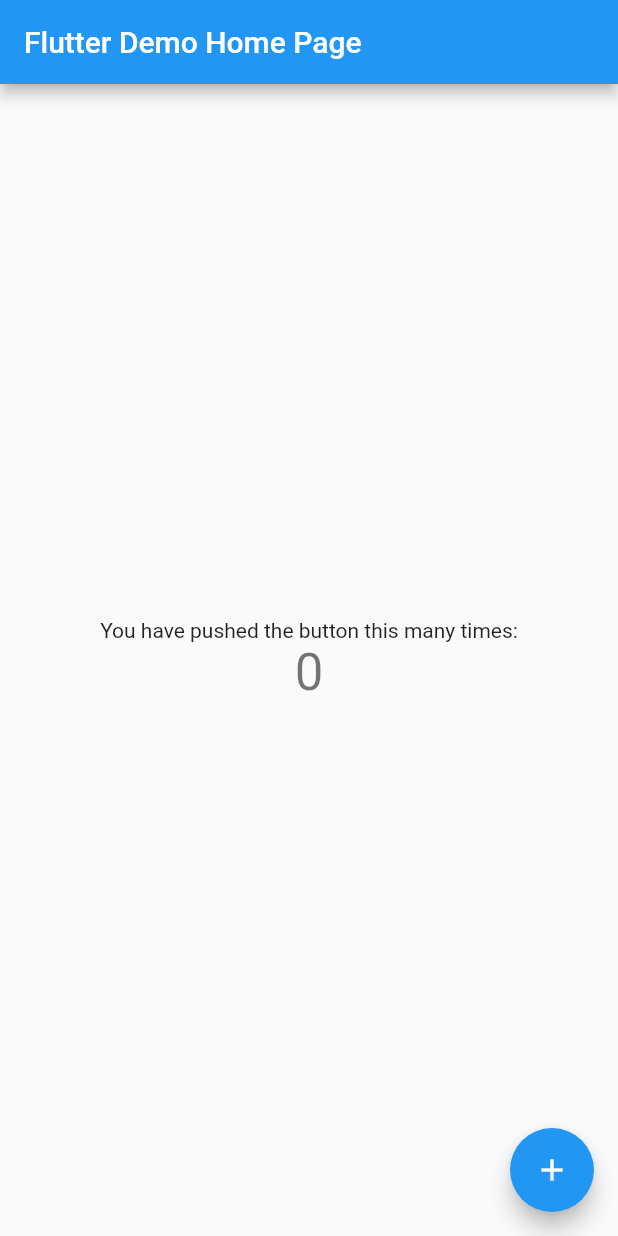
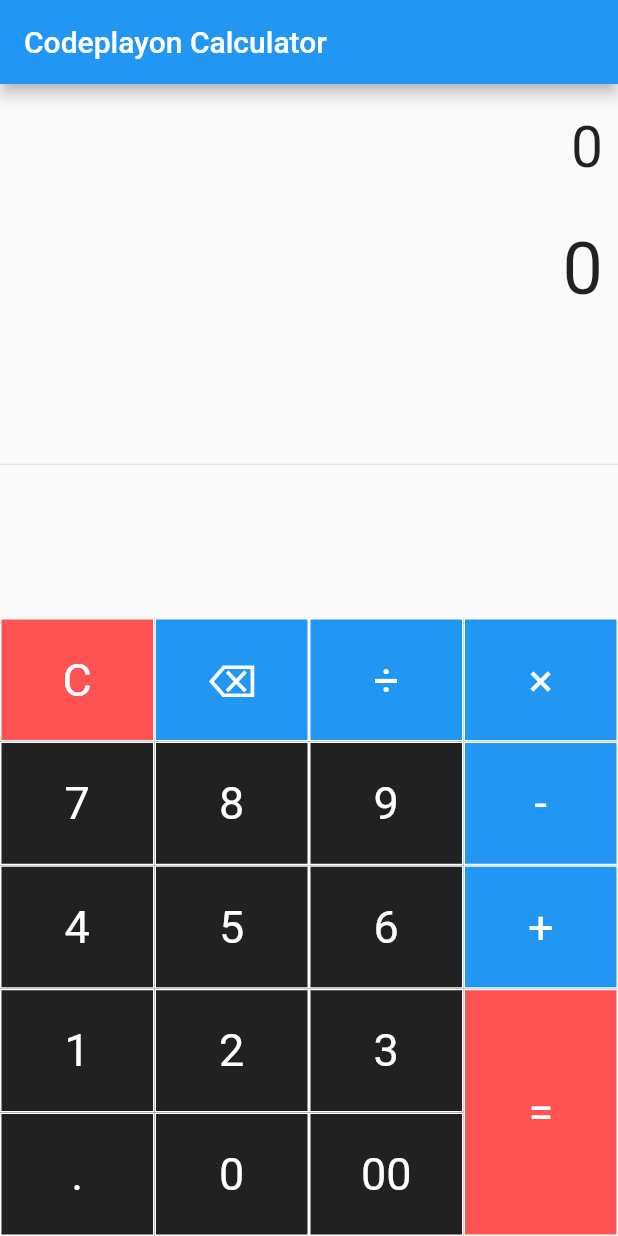
Before and after one commit to codeplayon/flutter_calculator_app, a Flutter app: the screen it shows after launch, on a phone screen of 412 x 824 dp. Run offline on Flutter 3.47's test engine with Material 2 defaults, Android fonts, the phone set to English and light mode, and no system bars; our stand-ins replace math_expressions.

Commit message:
calculator App

```diff
--- a/lib/main.dart
+++ b/lib/main.dart
@@ -1,113 +1,226 @@
 import 'package:flutter/material.dart';
+import 'package:math_expressions/math_expressions.dart';
 
-void main() {
-  runApp(MyApp());
+void main(){
+  runApp(Calculator());
 }
 
-class MyApp extends StatelessWidget {
-  // This widget is the root of your application.
+class Calculator extends StatelessWidget {
   @override
   Widget build(BuildContext context) {
     return MaterialApp(
-      title: 'Flutter Demo',
-      theme: ThemeData(
-        // This is the theme of your application.
-        //
-        // Try running your application with "flutter run". You'll see the
-        // application has a blue toolbar. Then, without quitting the app, try
-        // changing the primarySwatch below to Colors.green and then invoke
-        // "hot reload" (press "r" in the console where you ran "flutter run",
-        // or simply save your changes to "hot reload" in a Flutter IDE).
-        // Notice that the counter didn't reset back to zero; the application
-        // is not restarted.
-        primarySwatch: Colors.blue,
-      ),
-      home: MyHomePage(title: 'Flutter Demo Home Page'),
+      debugShowCheckedModeBanner: false,
+      title: 'Calculator',
+      theme: ThemeData(primarySwatch: Colors.blue),
+      home: SimpleCalculator(),
     );
   }
 }
 
-class MyHomePage extends StatefulWidget {
-  MyHomePage({Key key, this.title}) : super(key: key);
-
-  // This widget is the home page of your application. It is stateful, meaning
-  // that it has a State object (defined below) that contains fields that affect
-  // how it looks.
-
-  // This class is the configuration for the state. It holds the values (in this
-  // case the title) provided by the parent (in this case the App widget) and
-  // used by the build method of the State. Fields in a Widget subclass are
-  // always marked "final".
-
-  final String title;
-
+class SimpleCalculator extends StatefulWidget {
   @override
-  _MyHomePageState createState() => _MyHomePageState();
+  _SimpleCalculatorState createState() => _SimpleCalculatorState();
 }
 
-class _MyHomePageState extends State<MyHomePage> {
-  int _counter = 0;
+class _SimpleCalculatorState extends State<SimpleCalculator> {
 
-  void _incrementCounter() {
+  String equation = "0";
+  String result = "0";
+  String expression = "";
+  double equationFontSize = 38.0;
+  double resultFontSize = 48.0;
+
+  buttonPressed(String buttonText){
     setState(() {
-      // This call to setState tells the Flutter framework that something has
-      // changed in this State, which causes it to rerun the build method below
-      // so that the display can reflect the updated values. If we changed
-      // _counter without calling setState(), then the build method would not be
-      // called again, and so nothing would appear to happen.
-      _counter++;
+      if(buttonText == "C"){
+        equation = "0";
+        result = "0";
+        equationFontSize = 38.0;
+        resultFontSize = 48.0;
+      }
+
+      else if(buttonText == "⌫"){
+        equationFontSize = 48.0;
+        resultFontSize = 38.0;
+        equation = equation.substring(0, equation.length - 1);
+        if(equation == ""){
+          equation = "0";
+        }
+      }
+
+      else if(buttonText == "="){
+        equationFontSize = 38.0;
+        resultFontSize = 48.0;
+
+        expression = equation;
+        expression = expression.replaceAll('×', '*');
+        expression = expression.replaceAll('÷', '/');
+
+        try{
+          Parser p = Parser();
+          Expression exp = p.parse(expression);
+
+          ContextModel cm = ContextModel();
+          result = '${exp.evaluate(EvaluationType.REAL, cm)}';
+        }catch(e){
+          result = "Error";
+        }
+
+      }
+
+      else{
+        equationFontSize = 48.0;
+        resultFontSize = 38.0;
+        if(equation == "0"){
+          equation = buttonText;
+        }else {
+          equation = equation + buttonText;
+        }
+      }
     });
   }
 
+  Widget buildButton(String buttonText, double buttonHeight, Color buttonColor){
+    return Container(
+      height: MediaQuery.of(context).size.height * 0.1 * buttonHeight,
+      color: buttonColor,
+      child: FlatButton(
+          shape: RoundedRectangleBorder(
+              borderRadius: BorderRadius.circular(0.0),
+              side: BorderSide(
+                  color: Colors.white,
+                  width: 1,
+                  style: BorderStyle.solid
+              )
+          ),
+          padding: EdgeInsets.all(16.0),
+          onPressed: () => buttonPressed(buttonText),
+          child: Text(
+            buttonText,
+            style: TextStyle(
+                fontSize: 30.0,
+                fontWeight: FontWeight.normal,
+                color: Colors.white
+            ),
+          )
+      ),
+    );
+  }
+
+
   @override
   Widget build(BuildContext context) {
-    // This method is rerun every time setState is called, for instance as done
-    // by the _incrementCounter method above.
-    //
-    // The Flutter framework has been optimized to make rerunning build methods
-    // fast, so that you can just rebuild anything that needs updating rather
-    // than having to individually change instances of widgets.
     return Scaffold(
-      appBar: AppBar(
-        // Here we take the value from the MyHomePage object that was created by
-        // the App.build method, and use it to set our appbar title.
-        title: Text(widget.title),
+      appBar: AppBar(title: Text('Codeplayon Calculator')),
+      body: Column(
+        children: <Widget>[
+
+
+          Container(
+            alignment: Alignment.centerRight,
+            padding: EdgeInsets.fromLTRB(10, 20, 10, 0),
+            child: Text(equation, style: TextStyle(fontSize: equationFontSize),),
           ),
-      body: Center(
-        // Center is a layout widget. It takes a single child and positions it
-        // in the middle of the parent.
-        child: Column(
-          // Column is also a layout widget. It takes a list of children and
-          // arranges them vertically. By default, it sizes itself to fit its
-          // children horizontally, and tries to be as tall as its parent.
-          //
-          // Invoke "debug painting" (press "p" in the console, choose the
-          // "Toggle Debug Paint" action from the Flutter Inspector in Android
-          // Studio, or the "Toggle Debug Paint" command in Visual Studio Code)
-          // to see the wireframe for each widget.
-          //
-          // Column has various properties to control how it sizes itself and
-          // how it positions its children. Here we use mainAxisAlignment to
-          // center the children vertically; the main axis here is the vertical
-          // axis because Columns are vertical (the cross axis would be
-          // horizontal).
+
+
+          Container(
+            alignment: Alignment.centerRight,
+            padding: EdgeInsets.fromLTRB(10, 30, 10, 0),
+            child: Text(result, style: TextStyle(fontSize: resultFontSize),),
+          ),
+
+
+          Expanded(
+            child: Divider(),
+          ),
+
+
+          Row(
             mainAxisAlignment: MainAxisAlignment.center,
             children: <Widget>[
-            Text(
-              'You have pushed the button this many times:',
+              Container(
+                width: MediaQuery.of(context).size.width * .75,
+                child: Table(
+                  children: [
+                    TableRow(
+                        children: [
+                          buildButton("C", 1, Colors.redAccent),
+                          buildButton("⌫", 1, Colors.blue),
+                          buildButton("÷", 1, Colors.blue),
+                        ]
                     ),
-            Text(
-              '$_counter',
-              style: Theme.of(context).textTheme.headline4,
+
+                    TableRow(
+                        children: [
+                          buildButton("7", 1, Colors.black87),
+                          buildButton("8", 1, Colors.black87),
+                          buildButton("9", 1, Colors.black87),
+                        ]
+                    ),
+
+                    TableRow(
+                        children: [
+                          buildButton("4", 1, Colors.black87),
+                          buildButton("5", 1, Colors.black87),
+                          buildButton("6", 1, Colors.black87),
+                        ]
+                    ),
+
+                    TableRow(
+                        children: [
+                          buildButton("1", 1, Colors.black87),
+                          buildButton("2", 1, Colors.black87),
+                          buildButton("3", 1, Colors.black87),
+                        ]
+                    ),
+
+                    TableRow(
+                        children: [
+                          buildButton(".", 1, Colors.black87),
+                          buildButton("0", 1, Colors.black87),
+                          buildButton("00", 1, Colors.black87),
+                        ]
                     ),
                   ],
                 ),
               ),
-      floatingActionButton: FloatingActionButton(
-        onPressed: _incrementCounter,
-        tooltip: 'Increment',
-        child: Icon(Icons.add),
-      ), // This trailing comma makes auto-formatting nicer for build methods.
+
+
+              Container(
+                width: MediaQuery.of(context).size.width * 0.25,
+                child: Table(
+                  children: [
+                    TableRow(
+                        children: [
+                          buildButton("×", 1, Colors.blue),
+                        ]
+                    ),
+
+                    TableRow(
+                        children: [
+                          buildButton("-", 1, Colors.blue),
+                        ]
+                    ),
+
+                    TableRow(
+                        children: [
+                          buildButton("+", 1, Colors.blue),
+                        ]
+                    ),
+
+                    TableRow(
+                        children: [
+                          buildButton("=", 2, Colors.redAccent),
+                        ]
+                    ),
+                  ],
+                ),
+              )
+            ],
+          ),
+
+        ],
+      ),
     );
   }
 }
--- a/pubspec.yaml
+++ b/pubspec.yaml
@@ -28,6 +28,7 @@ dependencies:
   # The following adds the Cupertino Icons font to your application.
   # Use with the CupertinoIcons class for iOS style icons.
   cupertino_icons: ^1.0.2
+  math_expressions: ^1.1.1
 
 dev_dependencies:
   flutter_test:
```
Also changed, not shown: pubspec.lock. Lines whose indentation alone changed are shown as unchanged.
